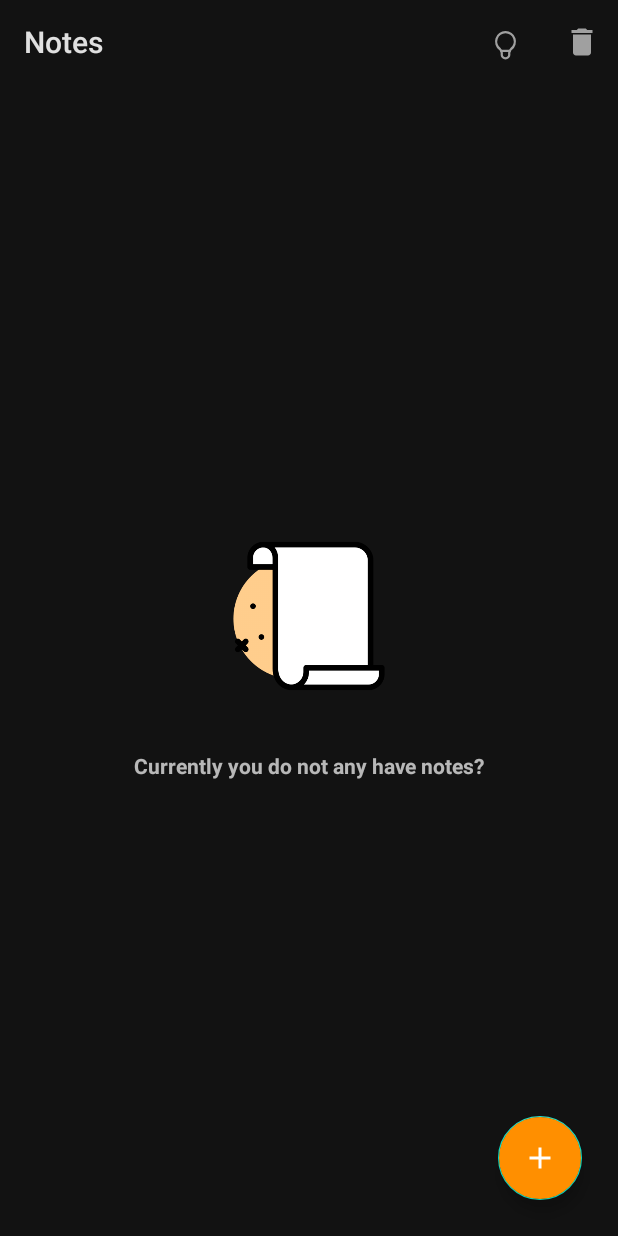
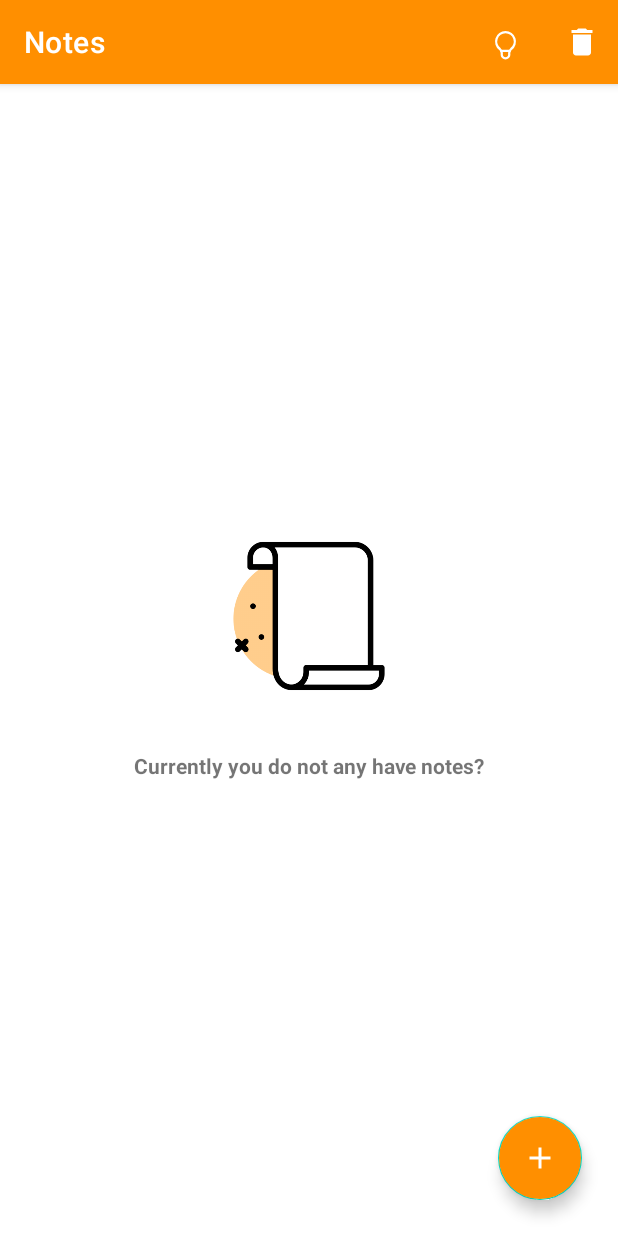
Before and after one commit to Omware/My_Notes, an Android app: the screen it shows after launch (MainActivity), after a tap on "Mode", on a phone screen of 412 x 824 dp. Run offline under Robolectric (Android 15) with nearby library versions, the phone set to English and light mode, and no system bars; our stand-ins replace Room's generated code, data binding, navigation-ui.

Commit message:
Comment darkmode code

```diff
--- a/app/src/main/java/com/example/mynotes/ui/fragments/NotesFragment.kt
+++ b/app/src/main/java/com/example/mynotes/ui/fragments/NotesFragment.kt
@@ -72,15 +72,15 @@ class NotesFragment : Fragment() {
 
         return when (item.itemId) {
             R.id.mode -> {
-                val mode =
-                    if ((resources.configuration.uiMode and Configuration.UI_MODE_NIGHT_MASK) == Configuration.UI_MODE_NIGHT_NO) {
-                        AppCompatDelegate.MODE_NIGHT_YES
-                    } else {
-                        AppCompatDelegate.MODE_NIGHT_AUTO_BATTERY
-                    }
-
-                // Change UI Mode
-                AppCompatDelegate.setDefaultNightMode(mode)
+//                val mode =
+//                    if ((resources.configuration.uiMode and Configuration.UI_MODE_NIGHT_MASK) == Configuration.UI_MODE_NIGHT_NO) {
+//                        AppCompatDelegate.MODE_NIGHT_YES
+//                    } else {
+//                        AppCompatDelegate.MODE_NIGHT_AUTO_BATTERY
+//                    }
+//
+//                // Change UI Mode
+//                AppCompatDelegate.setDefaultNightMode(mode)
                 true
             }
 
--- a/app/src/main/java/com/example/mynotes/ui/fragments/UpdateFragment.kt
+++ b/app/src/main/java/com/example/mynotes/ui/fragments/UpdateFragment.kt
@@ -67,7 +67,7 @@ class UpdateFragment : Fragment() {
     }
 
     override fun onCreateOptionsMenu(menu: Menu, inflater: MenuInflater) {
-        return inflater.inflate(R.menu.main_menu, menu)
+        return inflater.inflate(R.menu.update_menu, menu)
 
     }
 
--- a/app/src/main/res/menu/update_menu.xml
+++ b/app/src/main/res/menu/update_menu.xml
@@ -3,9 +3,9 @@
     xmlns:app="http://schemas.android.com/apk/res-auto">
 
     <item
-        android:id="@+id/update"
-        android:icon="@drawable/ic_save"
-        android:title="Update"
+        android:id="@+id/delete"
+        android:icon="@drawable/ic_delete"
+        android:title="Delete"
         app:showAsAction="ifRoom" />
 
 </menu>
```
Also changed, not shown: app/src/main/res/drawable/ic_save.xml (deleted, +0 -10 lines).
